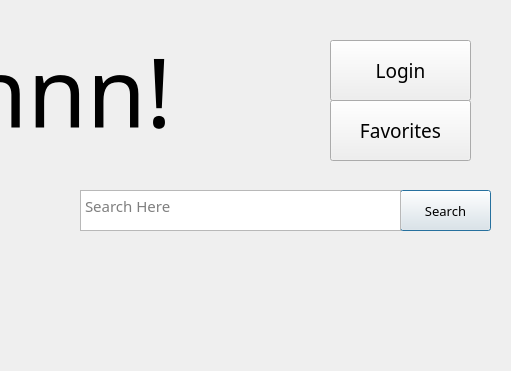
Old version of the form Final Presentatiosn/HomePageFinal.ui in the repository Mhrshd-fllh/AP_Project4012; both pictures show x 480 to 991 and y 0 to 371 of the 991 by 841 pixel window.
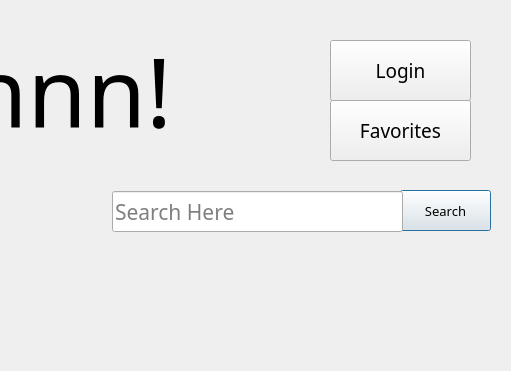
New version of the form. Icons and pictures are not drawn.

What changed in the file:
```diff
--- a/Final Presentatiosn/HomePageFinal.ui
+++ b/Final Presentatiosn/HomePageFinal.ui
@@ -123,32 +123,6 @@
     <string>Search</string>
    </property>
   </widget>
-  <widget class="QTextEdit" name="SearchBox">
-   <property name="geometry">
-    <rect>
-     <x>560</x>
-     <y>190</y>
-     <width>321</width>
-     <height>41</height>
-    </rect>
-   </property>
-   <property name="font">
-    <font>
-     <family>Cooper Black</family>
-     <pointsize>11</pointsize>
-    </font>
-   </property>
-   <property name="html">
-    <string>&lt;!DOCTYPE HTML PUBLIC &quot;-//W3C//DTD HTML 4.0//EN&quot; &quot;http://www.w3.org/TR/REC-html40/strict.dtd&quot;&gt;
-&lt;html&gt;&lt;head&gt;&lt;meta name=&quot;qrichtext&quot; content=&quot;1&quot; /&gt;&lt;style type=&quot;text/css&quot;&gt;
-p, li { white-space: pre-wrap; }
-&lt;/style&gt;&lt;/head&gt;&lt;body style=&quot; font-family:'Cooper Black','Pristina'; font-size:11pt; font-weight:400; font-style:normal;&quot;&gt;
-&lt;p style=&quot;-qt-paragraph-type:empty; margin-top:0px; margin-bottom:0px; margin-left:0px; margin-right:0px; -qt-block-indent:0; text-indent:0px; font-family:'MS Shell Dlg 2'; font-size:7.8pt;&quot;&gt;&lt;br /&gt;&lt;/p&gt;&lt;/body&gt;&lt;/html&gt;</string>
-   </property>
-   <property name="placeholderText">
-    <string>Search Here</string>
-   </property>
-  </widget>
   <widget class="QLabel" name="photo1">
    <property name="geometry">
     <rect>
@@ -320,6 +294,19 @@
     <string>Favorites</string>
    </property>
   </widget>
+  <widget class="QLineEdit" name="SearchBox">
+   <property name="geometry">
+    <rect>
+     <x>592</x>
+     <y>191</y>
+     <width>291</width>
+     <height>41</height>
+    </rect>
+   </property>
+   <property name="placeholderText">
+    <string>Search Here</string>
+   </property>
+  </widget>
  </widget>
  <resources/>
  <connections/>
```
